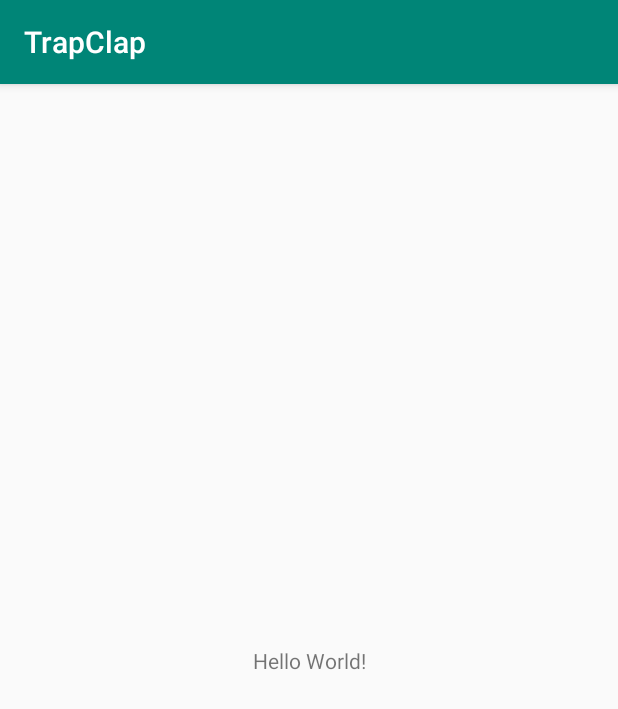
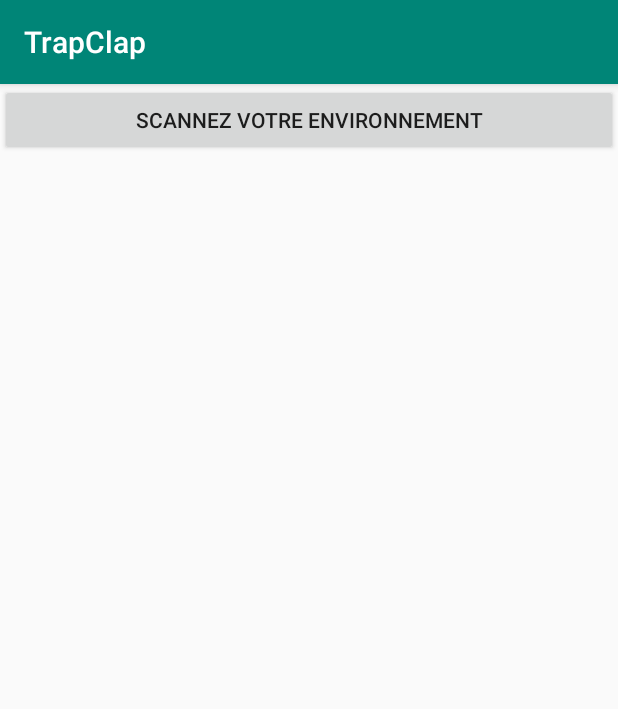
Before and after one commit to arthurgasser68/TrapClap, an Android app: the screen it shows after launch (MainActivity), on a phone screen of 412 x 824 dp. Shown: the top 709 px of the screen. Run offline under Robolectric (Android 15) with nearby library versions, the phone set to English and light mode, and no system bars.

Commit message:
qr reader fine

```diff
--- a/TrapClap/app/build.gradle
+++ b/TrapClap/app/build.gradle
@@ -33,7 +33,7 @@ dependencies {
     androidTestImplementation 'com.android.support.test.espresso:espresso-core:3.0.2'
 }
 
-
+apply plugin: 'com.google.ar.sceneform.plugin'
 sceneform.asset('sampledata/model.obj',
         'default',
         'sampledata/model.sfa',
--- a/TrapClap/app/src/main/java/pack/clap/MainActivity.java
+++ b/TrapClap/app/src/main/java/pack/clap/MainActivity.java
@@ -1,13 +1,33 @@
 package pack.clap;
 
+import android.content.Intent;
 import android.support.v7.app.AppCompatActivity;
 import android.os.Bundle;
+import android.view.View;
+import android.widget.Button;
+
+
+
+import pack.clap.qr_reading.QrMainActivity;
 
 public class MainActivity extends AppCompatActivity {
     //Acceuil
+    Button qrButton;
     @Override
     protected void onCreate(Bundle savedInstanceState) {
         super.onCreate(savedInstanceState);
         setContentView(R.layout.activity_main);
+        this.qrButton=findViewById(R.id.qrButton);
+        qrButton.setOnClickListener(new View.OnClickListener() {
+            @Override
+            public void onClick(View v) {
+                Intent intent = new Intent(getApplicationContext(), QrMainActivity.class);
+                startActivity(intent);
+                finish();
+            }
+        });
     }
+
+
+
 }
--- a/TrapClap/app/src/main/res/layout/activity_main.xml
+++ b/TrapClap/app/src/main/res/layout/activity_main.xml
@@ -1,18 +1,19 @@
 <?xml version="1.0" encoding="utf-8"?>
 <android.support.constraint.ConstraintLayout xmlns:android="http://schemas.android.com/apk/res/android"
-    xmlns:app="http://schemas.android.com/apk/res-auto"
     xmlns:tools="http://schemas.android.com/tools"
     android:layout_width="match_parent"
     android:layout_height="match_parent"
-    tools:context=".MainActivity">
+    tools:context="pack.clap.MainActivity">
 
-    <TextView
-        android:layout_width="wrap_content"
-        android:layout_height="wrap_content"
-        android:text="Hello World!"
-        app:layout_constraintBottom_toBottomOf="parent"
-        app:layout_constraintLeft_toLeftOf="parent"
-        app:layout_constraintRight_toRightOf="parent"
-        app:layout_constraintTop_toTopOf="parent" />
+    <LinearLayout
+        android:layout_width="match_parent"
+        android:layout_height="match_parent"
+        android:orientation="vertical">
 
+        <Button
+            android:id="@+id/qrButton"
+            android:layout_width="match_parent"
+            android:layout_height="wrap_content"
+            android:text="@string/qr_activity" />
+    </LinearLayout>
 </android.support.constraint.ConstraintLayout>
--- a/TrapClap/app/src/main/res/values/strings.xml
+++ b/TrapClap/app/src/main/res/values/strings.xml
@@ -1,3 +1,5 @@
 <resources>
     <string name="app_name">TrapClap</string>
+    <string name="qr_activity">Scannez Votre Environnement</string>
+    <string name="model1">model.sfb</string>
 </resources>
```
Also changed, not shown: TrapClap/app/src/main/AndroidManifest.xml (+20 -18 lines), TrapClap/app/src/main/java/pack/clap/qr_reading/CustomArFragment.java (renamed from TrapClap/app/src/main/java/pack/clap/QrReading/CustomArFragment.java, +5 -8 lines), TrapClap/app/src/main/java/pack/clap/qr_reading/QrMainActivity.java (renamed from TrapClap/app/src/main/java/pack/clap/QrReading/QrMainActivity.java, +17 -18 lines), TrapClap/app/src/main/res/layout/activity_qr_main.xml (+5 -4 lines), 2 other files.
